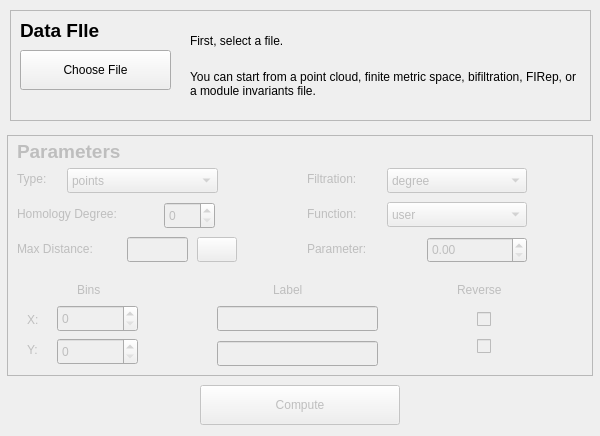
Before: the Qt Designer form dataselectdialog.ui in rivetTDA/rivet, drawn with Qt 5.
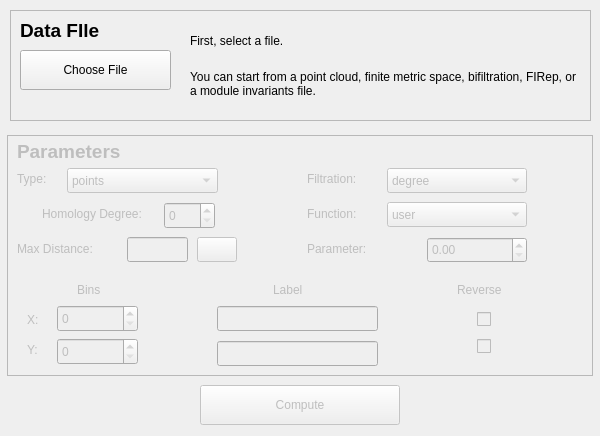
After: the same form once the commit is applied.

Commit message: edited properties of infinity symbol

```diff
--- a/dataselectdialog.ui
+++ b/dataselectdialog.ui
@@ -150,6 +150,9 @@
     <property name="text">
      <string>Homology Degree:</string>
     </property>
+    <property name="alignment">
+     <set>Qt::AlignCenter</set>
+    </property>
    </widget>
    <widget class="QSpinBox" name="homDimSpinBox">
     <property name="geometry">
```
Left out of the diff: 2 changed lines with no effect on the pictures.
